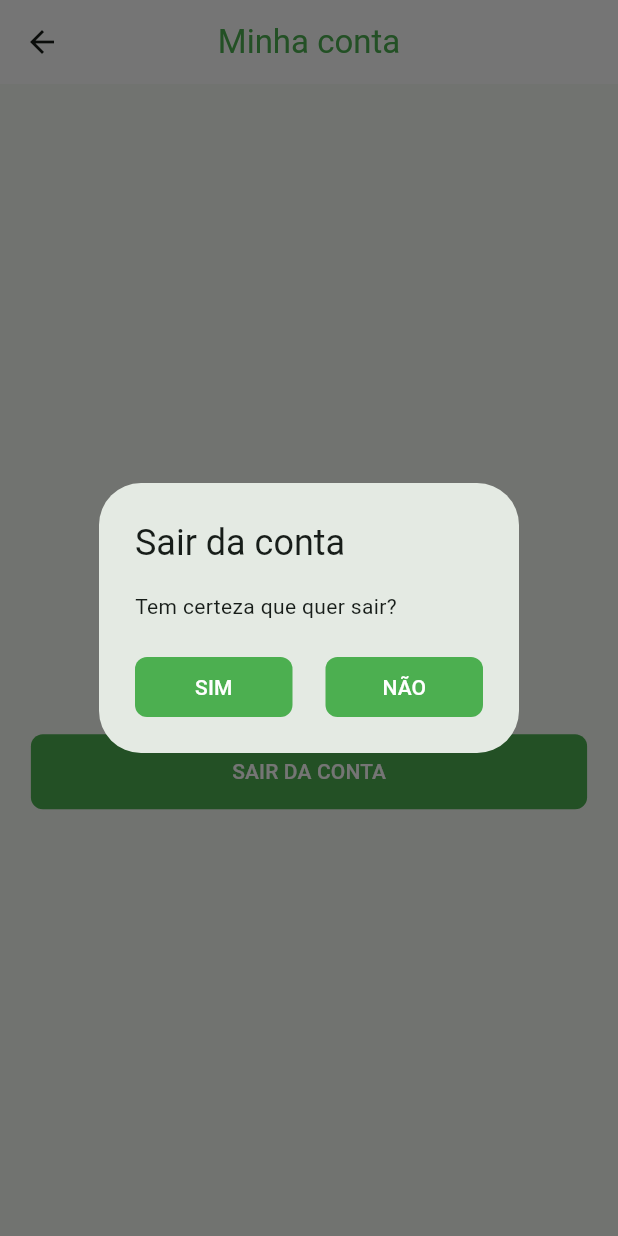
After one commit to ribollitiago/auth_fb, a Flutter app: the AccountPage screen opened directly, after a tap on "SAIR DA CONTA", on a phone screen of 412 x 824 dp. The commit adds this screen. Run offline on Flutter 3.47's test engine with Material 3 defaults, Android fonts, the phone set to English and light mode, and no system bars; our stand-ins replace cloud_firestore, firebase_auth, firebase_core, flutter_mobx, lottie, mobx and 1 more; accounts and stored records are empty; generated files the repository leaves out were written again.

Commit message:
Formatação e limpeza dos codigos de todo o projeto

```diff
--- a/lib/components/auth/texfield_string.dart
+++ b/lib/components/auth/texfield_string.dart
@@ -5,9 +5,9 @@ class TextFieldString extends StatelessWidget {
   final String hintText;
   final Icon icon;
   final bool
-      shouldValidate; // Nova variável para controlar se o validador deve ser chamado ou não
+      shouldValidate;
   final String? Function(String?)?
-      validator; // Alterado para o tipo de função correto
+      validator;
 
   const TextFieldString({
     Key? key,
@@ -34,7 +34,7 @@ class TextFieldString extends StatelessWidget {
         initialValue: _textController.text,
         validator: shouldValidate
             ? validator
-            : null, // Chama o validador apenas se shouldValidate for verdadeiro
+            : null,
         decoration: InputDecoration(
           icon: icon,
           border: InputBorder.none,
--- a/lib/components/auth/textfield_password.dart
+++ b/lib/components/auth/textfield_password.dart
@@ -15,7 +15,7 @@ class TextFieldPassword extends StatelessWidget {
   Widget build(BuildContext context) {
     final store = Provider.of<AuthStore>(context);
 
-    TextEditingController passwordController =
+    TextEditingController _passwordController =
         TextEditingController(text: password);
 
     return Container(
@@ -25,7 +25,7 @@ class TextFieldPassword extends StatelessWidget {
             color: Colors.green[500]?.withOpacity(.3)),
         child: Observer(
           builder: (_) => TextFormField(
-            controller: passwordController,
+            controller: _passwordController,
             validator:  shouldValidate
             ? validator
             : null,
--- /dev/null
+++ b/lib/screens/account_page.dart
@@ -0,0 +1,137 @@
+import 'package:auth_sql/screens/auth/login.dart';
+import 'package:auth_sql/store/auth/auth.store.dart';
+import 'package:flutter/material.dart';
+import 'package:flutter_mobx/flutter_mobx.dart';
+import 'package:provider/provider.dart';
+
+class AccountPage extends StatelessWidget {
+  const AccountPage({Key? key});
+
+  @override
+  Widget build(BuildContext context) {
+    final store = Provider.of<AuthStore>(context);
+
+    return Scaffold(
+      appBar: AppBar(
+        title: const Text(
+          'Minha conta',
+          style: TextStyle(color: Colors.green),
+        ),
+        centerTitle: true,
+        backgroundColor: Colors.white,
+        elevation: 0,
+      ),
+      body: Observer(
+        builder: (_) => Center(
+          child: Column(
+            mainAxisAlignment: MainAxisAlignment.center,
+            children: [
+              Text(
+                store.getName(),
+                style: TextStyle(
+                    color: Colors.black,
+                    fontSize: 20,
+                    fontWeight: FontWeight.bold),
+              ),
+              const SizedBox(height: 4),
+              Text(
+                'Email: ${store.getEmail()}',
+                style: TextStyle(
+                  color: Colors.black,
+                  fontSize: 15,
+                ),
+              ),
+              const SizedBox(height: 4),
+              Text(
+                'CPF: ${store.getCPF()}',
+                style: TextStyle(color: Colors.black, fontSize: 15),
+              ),
+              const SizedBox(height: 4),
+              Text(
+                'Telefone: ${store.getPhone()}',
+                style: TextStyle(color: Colors.black, fontSize: 15),
+              ),
+              const SizedBox(height: 4),
+              Text(
+                'Contrato: ${store.getContract()}',
+                style: TextStyle(color: Colors.black, fontSize: 15),
+              ),
+              const SizedBox(height: 20),
+              Container(
+                height: 50,
+                width: MediaQuery.of(context).size.width * .9,
+                decoration: BoxDecoration(
+                  borderRadius: BorderRadius.circular(8),
+                  color: Colors.green[500],
+                ),
+                child: TextButton(
+                  onPressed: () {
+                    showDialog(
+                      context: context,
+                      builder: (BuildContext context) {
+                        return AlertDialog(
+                          title: Text('Sair da conta'),
+                          content: Text('Tem certeza que quer sair?'),
+                          actions: <Widget>[
+                            Row(
+                              mainAxisAlignment: MainAxisAlignment.spaceBetween,
+                              children: [
+                                botaoPadrao(
+                                  text: 'SIM',
+                                  onClick: () {
+                                    store.signOut();
+                                    Navigator.pushAndRemoveUntil(
+                                      context,
+                                      MaterialPageRoute(
+                                        builder: (context) =>
+                                            const LoginScreen(),
+                                      ),
+                                      (route) => false,
+                                    );
+                                  },
+                                ),
+                                botaoPadrao(
+                                  text: 'NÃO',
+                                  onClick: () {
+                                    Navigator.pop(
+                                        context); // Fechar o AlertDialog
+                                  },
+                                ),
+                              ],
+                            ),
+                          ],
+                        );
+                      },
+                    );
+                  },
+                  child: const Text(
+                    "SAIR DA CONTA",
+                    style: TextStyle(color: Colors.white),
+                  ),
+                ),
+              ),
+            ],
+          ),
+        ),
+      ),
+    );
+  }
+
+  Widget botaoPadrao({required String text, VoidCallback? onClick}) {
+    return Container(
+      height: 40,
+      width: 105,
+      decoration: BoxDecoration(
+        borderRadius: BorderRadius.circular(8),
+        color: Colors.green[500],
+      ),
+      child: TextButton(
+        onPressed: onClick,
+        child: Text(
+          text,
+          style: const TextStyle(color: Colors.white),
+        ),
+      ),
+    );
+  }
+}
--- a/lib/screens/home_page.dart
+++ b/lib/screens/home_page.dart
@@ -1,6 +1,6 @@
 import 'package:flutter/material.dart';
-import 'package:auth_sql/screens/agendamento/agendamento_page.dart';
-import 'package:auth_sql/screens/minhaconta_page.dart';
+import 'package:auth_sql/screens/schedule/schedule_page.dart';
+import 'package:auth_sql/screens/account_page.dart';
 
 class HomePage extends StatelessWidget {
   const HomePage({Key? key}) : super(key: key);
@@ -48,7 +48,7 @@ class HomePage extends StatelessWidget {
       leading: IconButton(
         onPressed: () {
           Navigator.of(context).push(
-              MaterialPageRoute(builder: (context) => const MinhaConta()));
+              MaterialPageRoute(builder: (context) => const AccountPage()));
         },
         icon: const Icon(
           Icons.person,
--- a/lib/screens/agendamento/agendamento_page.dart
+++ b/lib/screens/schedule/schedule_page.dart
@@ -1,4 +1,4 @@
-import 'package:auth_sql/screens/agendamento/sucess_page.dart';
+import 'package:auth_sql/screens/schedule/sucess_page.dart';
 import 'package:flutter/material.dart';
 import 'package:intl/intl.dart';
 import 'package:table_calendar/table_calendar.dart';
--- a/lib/store/calendar/calendario.store.dart
+++ b/lib/store/calendar/calendar.store.dart
@@ -1,11 +1,11 @@
 import 'package:cloud_firestore/cloud_firestore.dart';
 import 'package:mobx/mobx.dart';
 
-part 'calendario.store.g.dart';
+part 'calendar.store.g.dart';
 
-class CalendarioStore = _CalendarioStore with _$CalendarioStore;
+class CalendarStore = _CalendarStore with _$CalendarStore;
 
-abstract class _CalendarioStore with Store {
+abstract class _CalendarStore with Store {
   final FirebaseFirestore _db = FirebaseFirestore.instance;
 
   @observable
```
Also changed, not shown: lib/main.dart (+5 -8 lines), lib/screens/auth/login.dart (+13 -5 lines), lib/screens/minhaconta_page.dart (deleted, +0 -113 lines), lib/store/auth/auth.store.dart (+53 -51 lines), lib/screens/schedule/sucess_page.dart (renamed from lib/screens/agendamento/sucess_page.dart), lib/store/auth/auth.store.g.dart, lib/store/calendar/calendar.store.g.dart.
